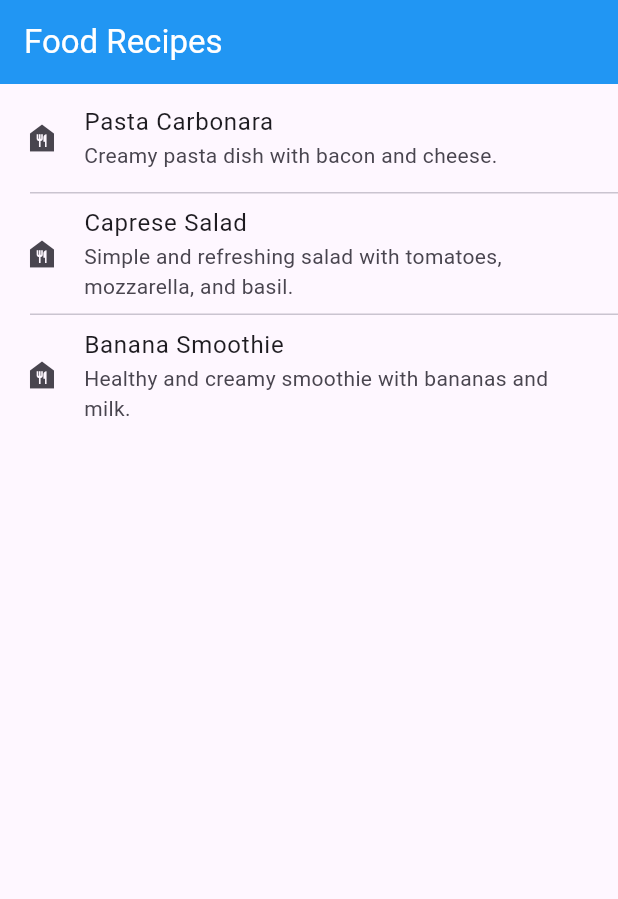
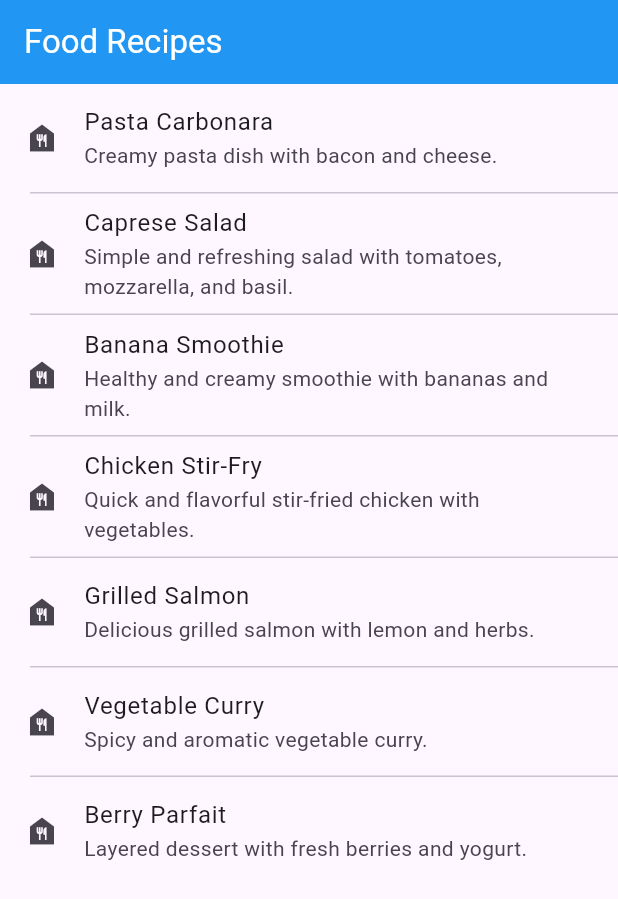
Before and after one commit to rahimuj570/ostad_flutter_assignmert, a Flutter app: the screen it shows after launch, on a phone screen of 412 x 824 dp. Shown: the top 899 px of the screen. Run offline on Flutter 3.47's test engine with Material 3 defaults, Android fonts, the phone set to English and light mode, and no system bars.

Commit message:
more item added

```diff
--- a/exam_3/lib/screens/home_screen.dart
+++ b/exam_3/lib/screens/home_screen.dart
@@ -29,6 +29,26 @@ class _HomeScreenState extends State<HomeScreen> {
       "title": "Banana Smoothie",
       "description": "Healthy and creamy smoothie with bananas and milk.",
       "ingredients": ["bananas", "milk"]
+    },
+    {
+      "title": "Chicken Stir-Fry",
+      "description": "Quick and flavorful stir-fried chicken with vegetables.",
+      "ingredients": ["chicken breast", "broccoli", "carrot", "soy sauce"]
+    },
+    {
+      "title": "Grilled Salmon",
+      "description": "Delicious grilled salmon with lemon and herbs.",
+      "ingredients": ["salmon fillet", "lemon", "olive oil", "dill"]
+    },
+    {
+      "title": "Vegetable Curry",
+      "description": "Spicy and aromatic vegetable curry.",
+      "ingredients": ["mixed vegetables", "coconut milk", "curry powder"]
+    },
+    {
+      "title": "Berry Parfait",
+      "description": "Layered dessert with fresh berries and yogurt.",
+      "ingredients": ["berries", "yogurt", "granola"]
     }
   ]
 }
```
